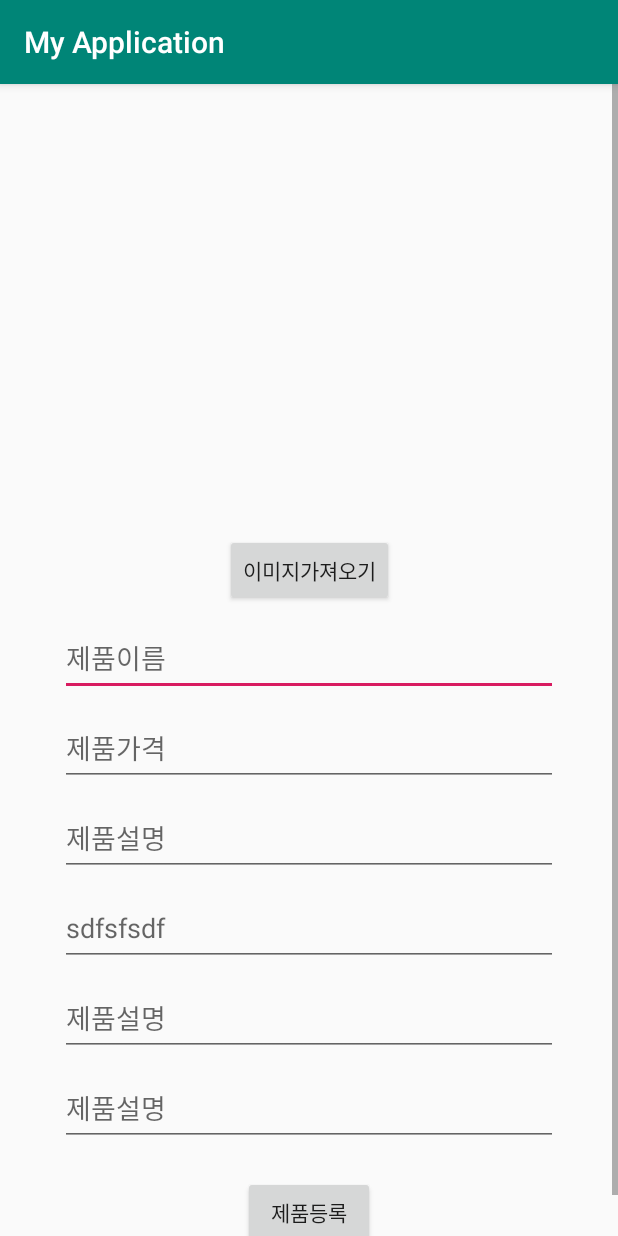
After one commit to ehdqls1003/poorain2, an Android app: the MakepartyActivity screen opened directly, with no data from a screen before it, on a phone screen of 412 x 824 dp. The commit adds this screen. Run offline under Robolectric (Android 15) with nearby library versions, the phone set to English and light mode, and no system bars; pictures from the network do not load.

```diff
--- a/app/build.gradle
+++ b/app/build.gradle
@@ -26,4 +26,7 @@ dependencies {
     testImplementation 'junit:junit:4.12'
     androidTestImplementation 'androidx.test.ext:junit:1.1.0'
     androidTestImplementation 'androidx.test.espresso:espresso-core:3.1.1'
+    implementation 'com.github.bumptech.glide:glide:4.9.0'
+    annotationProcessor 'com.github.bumptech.glide:compiler:4.9.0'
+
 }
--- a/app/src/main/AndroidManifest.xml
+++ b/app/src/main/AndroidManifest.xml
@@ -1,6 +1,7 @@
 <?xml version="1.0" encoding="utf-8"?>
 <manifest xmlns:android="http://schemas.android.com/apk/res/android"
     package="com.kplo.myapplication">
+
     <uses-permission android:name="android.permission.INTERNET" />
 
     <application
@@ -10,7 +11,8 @@
         android:roundIcon="@mipmap/ic_launcher_round"
         android:supportsRtl="true"
         android:theme="@style/AppTheme">
-        <activity android:name=".MyinfoActivity"></activity>
+        <activity android:name=".MakepartyActivity"></activity>
+        <activity android:name=".MyinfoActivity" />
         <activity android:name=".MypartyActivity" />
         <activity android:name=".PartylistActivity" />
         <activity android:name=".PlaceActivity" />
--- /dev/null
+++ b/app/src/main/java/com/kplo/myapplication/MakepartyActivity.java
@@ -0,0 +1,155 @@
+package com.kplo.myapplication;
+
+import androidx.annotation.RequiresApi;
+import androidx.appcompat.app.AppCompatActivity;
+import androidx.appcompat.widget.AppCompatButton;
+
+import android.content.Intent;
+import android.graphics.Bitmap;
+import android.graphics.BitmapFactory;
+import android.net.Uri;
+import android.os.Build;
+import android.os.Bundle;
+import android.util.Log;
+import android.view.View;
+import android.widget.EditText;
+import android.widget.ImageView;
+
+import com.bumptech.glide.Glide;
+
+import java.io.InputStream;
+import java.util.ArrayList;
+
+public class MakepartyActivity extends AppCompatActivity {
+
+    AppCompatButton button,button2;
+    ImageView imageView;
+    EditText product_name,product_price,product_text;
+
+    int PICK_IMAGE = 2948;
+    Uri aUri;
+    String bUri;
+    ArrayList<Makeparty_Item> mList = new ArrayList<Makeparty_Item>();
+    String user_id;
+
+    @Override
+    protected void onCreate(Bundle savedInstanceState) {
+        super.onCreate(savedInstanceState);
+        setContentView(R.layout.activity_makeparty);
+
+        button = findViewById(R.id.button);
+        button2 = findViewById(R.id.button2);
+        imageView = findViewById(R.id.imageView);
+        product_name = findViewById(R.id.product_name);
+        product_price = findViewById(R.id.product_price);
+        product_text = findViewById(R.id.product_text);
+
+        button.setOnClickListener(new View.OnClickListener() {
+            @Override //이미지 불러오기기(갤러리 접근)
+            public void onClick(View v) {
+                Intent intent = new Intent(Intent.ACTION_OPEN_DOCUMENT);
+                intent.addCategory(Intent.CATEGORY_OPENABLE);
+                intent.setType("*/*");
+                startActivityForResult(intent, PICK_IMAGE);
+                //PICK_IMAGE에는 본인이 원하는 상수넣으면된다.
+            }
+        });
+
+        button2.setOnClickListener(new View.OnClickListener() {
+            @Override //이미지 불러오기기(갤러리 접근)
+            public void onClick(View v) {
+
+
+                String name = product_name.getText().toString();
+                String price = product_price.getText().toString();
+                String text = product_text.getText().toString();
+
+
+
+                addItem(bUri,name,price,text,1);
+
+
+                Log.i("glide값", "in = "+aUri);
+                Uri d = Uri.parse(bUri);
+                Log.i("glide값", "img = "+d);
+
+                Log.i("glide값","glide값:"+bUri);
+
+              /*  Intent intent = new Intent(MakepartyActivity.this, product_list.class);
+
+
+                startActivity(intent);
+                finish();*/
+/*
+                InsertData task = new InsertData();
+                task.execute("http://" + IP_ADDRESS + "/insert_productadd.php", icon,name,price,text,count);*/
+
+            }
+        });
+
+
+
+
+    }
+
+
+    @RequiresApi(api = Build.VERSION_CODES.KITKAT)
+    @Override //갤러리에서 이미지 불러온 후 행동
+    protected void onActivityResult ( int requestCode, int resultCode, Intent data){
+        super.onActivityResult(requestCode, resultCode, data);
+        // Check which request we're responding to
+        if (requestCode == PICK_IMAGE) {
+            // Make sure the request was successful
+            if (resultCode == RESULT_OK) {
+                try {
+                    // 선택한 이미지에서 비트맵 생성
+                    InputStream in = getContentResolver().openInputStream(data.getData());
+                    Bitmap img = BitmapFactory.decodeStream(in);
+                    in.close();
+                    // 이미지뷰에 세팅
+                    //imageView.setImageBitmap(img);
+                    //이걸로가져와서 하면될듯
+                    Log.i("glide값", "data.getData() = "+data.getData());
+
+                    aUri = data.getData();
+                    bUri = aUri.toString();
+                    Log.i("glide값", "in = "+aUri);
+
+                    Log.i("나오냐?", ""+aUri);
+                    //imageView.setImageURI(aUri);
+
+                    Glide.with(this)
+                            .load(aUri)
+                            .into(imageView);
+
+                } catch (Exception e) {
+                    e.printStackTrace();
+                }
+            }
+        }
+    }
+
+
+
+
+    public void addItem(String icon, String product_name, String product_price, String product_text, int product_count) {
+
+
+        Makeparty_Item item = new Makeparty_Item();
+
+        item.setImg(icon);
+        item.setName(product_name);
+        item.setPrice(product_price);
+        item.setText(product_text);
+        item.setCount(product_count);
+
+        mList.add(item);
+
+    }
+
+
+
+
+
+
+}
--- /dev/null
+++ b/app/src/main/res/layout/activity_makeparty.xml
@@ -0,0 +1,136 @@
+<?xml version="1.0" encoding="utf-8"?>
+<ScrollView
+    xmlns:android="http://schemas.android.com/apk/res/android"
+    xmlns:app="http://schemas.android.com/apk/res-auto"
+    xmlns:tools="http://schemas.android.com/tools"
+    android:layout_width="match_parent"
+    android:layout_height="wrap_content"
+    tools:context=".MakepartyActivity"
+    >
+<androidx.constraintlayout.widget.ConstraintLayout
+    android:layout_width="match_parent"
+    android:layout_height="match_parent"
+    >
+
+
+    <ImageView
+        android:id="@+id/imageView"
+        android:layout_width="match_parent"
+        android:layout_height="240dp"
+        app:layout_constraintLeft_toLeftOf="parent"
+        app:layout_constraintRight_toRightOf="parent"
+        app:layout_constraintTop_toTopOf="parent"
+        android:layout_marginTop="40dp"
+        />
+
+    <androidx.appcompat.widget.AppCompatButton
+        android:id="@+id/button"
+        android:layout_width="wrap_content"
+        android:layout_height="wrap_content"
+        android:text="이미지가져오기"
+        app:layout_constraintLeft_toLeftOf="parent"
+        app:layout_constraintRight_toRightOf="parent"
+        app:layout_constraintTop_toBottomOf="@+id/imageView"
+        android:layout_marginTop="20dp"/>
+
+
+    <EditText
+        android:id="@+id/product_name"
+        android:layout_width="match_parent"
+        android:layout_height="50dp"
+        android:hint="제품이름"
+        android:maxLength="20"
+        android:maxLines="1"
+        app:layout_constraintLeft_toLeftOf="parent"
+        app:layout_constraintRight_toRightOf="parent"
+        android:layout_marginTop="10dp"
+        android:layout_marginLeft="40dp"
+        android:layout_marginRight="40dp"
+        app:layout_constraintTop_toBottomOf="@+id/button"
+        />
+    <EditText
+        android:id="@+id/product_price"
+        android:layout_width="match_parent"
+        android:layout_height="50dp"
+        android:hint="제품가격"
+        android:maxLength="20"
+        android:maxLines="1"
+        app:layout_constraintLeft_toLeftOf="parent"
+        app:layout_constraintRight_toRightOf="parent"
+        android:layout_marginTop="10dp"
+        android:layout_marginLeft="40dp"
+        android:layout_marginRight="40dp"
+        app:layout_constraintTop_toBottomOf="@+id/product_name"
+        />
+        <EditText
+            android:id="@+id/product_text"
+            android:layout_width="match_parent"
+            android:layout_height="50dp"
+            android:hint="제품설명"
+            android:maxLength="20"
+            android:maxLines="1"
+            app:layout_constraintLeft_toLeftOf="parent"
+            app:layout_constraintRight_toRightOf="parent"
+            android:layout_marginTop="10dp"
+            android:layout_marginLeft="40dp"
+            android:layout_marginRight="40dp"
+            app:layout_constraintTop_toBottomOf="@+id/product_price"
+            />
+        <EditText
+            android:id="@+id/a1"
+            android:layout_width="match_parent"
+            android:layout_height="50dp"
+            android:hint="sdfsfsdf"
+            android:maxLength="20"
+            android:maxLines="1"
+            app:layout_constraintLeft_toLeftOf="parent"
+            app:layout_constraintRight_toRightOf="parent"
+            android:layout_marginTop="10dp"
+            android:layout_marginLeft="40dp"
+            android:layout_marginRight="40dp"
+            app:layout_constraintTop_toBottomOf="@+id/product_text"
+            />
+        <EditText
+            android:id="@+id/a2"
+            android:layout_width="match_parent"
+            android:layout_height="50dp"
+            android:hint="제품설명"
+            android:maxLength="20"
+            android:maxLines="1"
+            app:layout_constraintLeft_toLeftOf="parent"
+            app:layout_constraintRight_toRightOf="parent"
+            android:layout_marginTop="10dp"
+            android:layout_marginLeft="40dp"
+            android:layout_marginRight="40dp"
+            app:layout_constraintTop_toBottomOf="@+id/a1"
+            />
+        <EditText
+            android:id="@+id/a3"
+            android:layout_width="match_parent"
+            android:layout_height="50dp"
+            android:hint="제품설명"
+            android:maxLength="20"
+            android:maxLines="1"
+            app:layout_constraintLeft_toLeftOf="parent"
+            app:layout_constraintRight_toRightOf="parent"
+            android:layout_marginTop="10dp"
+            android:layout_marginLeft="40dp"
+            android:layout_marginRight="40dp"
+            app:layout_constraintTop_toBottomOf="@+id/a2"
+            />
+
+    <androidx.appcompat.widget.AppCompatButton
+        android:id="@+id/button2"
+        android:layout_width="wrap_content"
+        android:layout_height="wrap_content"
+        android:text="제품등록"
+        app:layout_constraintLeft_toLeftOf="parent"
+        app:layout_constraintRight_toRightOf="parent"
+        app:layout_constraintTop_toBottomOf="@+id/a3"
+        app:layout_constraintBottom_toBottomOf="parent"
+        android:layout_marginTop="20dp"
+        android:layout_marginBottom="20dp"/>
+
+
+</androidx.constraintlayout.widget.ConstraintLayout>
+</ScrollView>
```
Also changed, not shown: app/src/main/java/com/kplo/myapplication/MainActivity.java (+12 -0 lines), app/src/main/java/com/kplo/myapplication/Makeparty_Item.java (added, +47 -0 lines), app/src/main/java/com/kplo/myapplication/MypartyActivity.java (+12 -0 lines), app/src/main/java/com/kplo/myapplication/PartylistActivity.java (+12 -0 lines), app/src/main/java/com/kplo/myapplication/PlaceActivity.java (+12 -0 lines).
